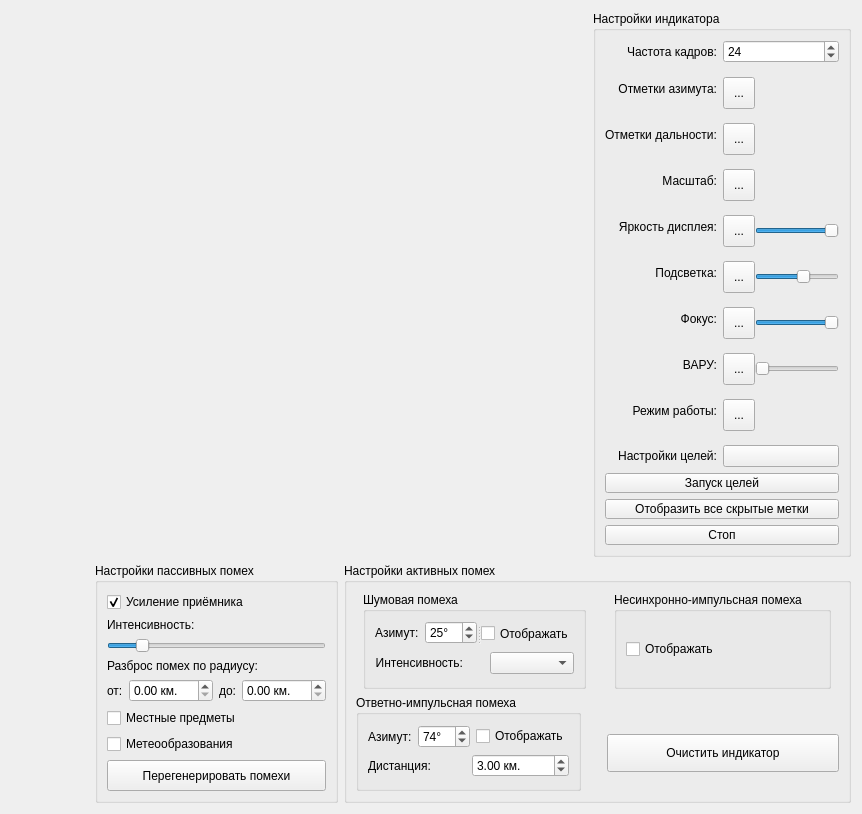
Qt form indicatordrl.ui (oln0ry/IKO) before a commit.
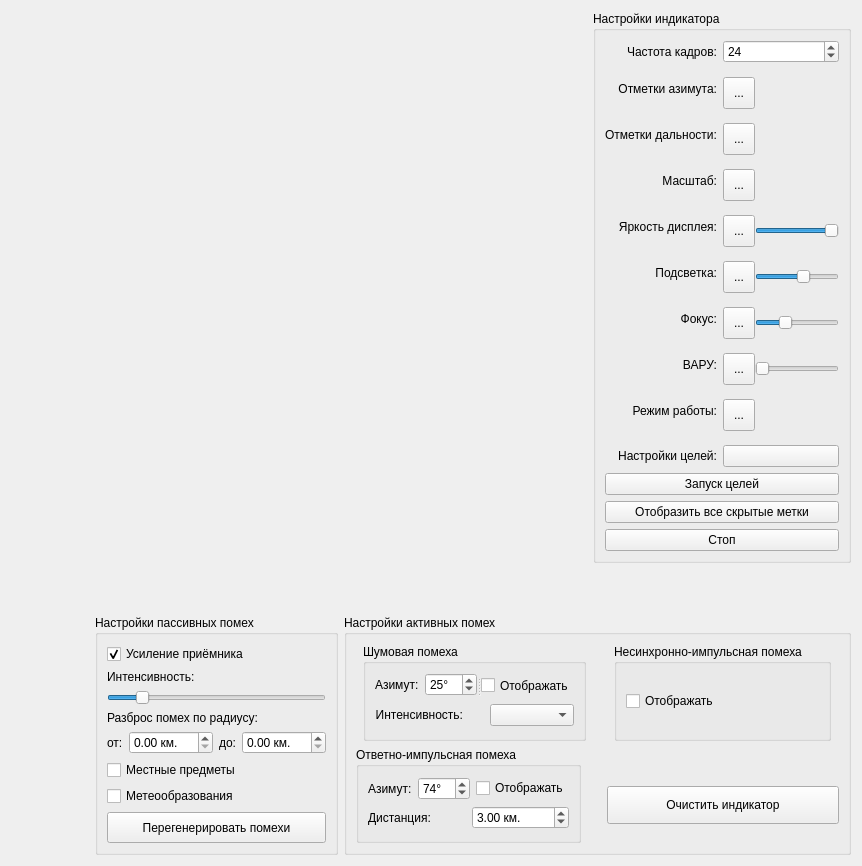
The same form after that commit. Icons and pictures are not drawn. Custom widgets are drawn as their Qt base class.

What changed in the file:
```diff
--- a/indicatordrl.ui
+++ b/indicatordrl.ui
@@ -7,7 +7,7 @@
     <x>0</x>
     <y>0</y>
     <width>862</width>
-    <height>755</height>
+    <height>866</height>
    </rect>
   </property>
   <property name="windowTitle">
@@ -369,8 +369,11 @@
                   <property name="cursor">
                    <cursorShape>ArrowCursor</cursorShape>
                   </property>
+                  <property name="minimum">
+                   <number>1</number>
+                  </property>
                   <property name="maximum">
-                   <number>100</number>
+                   <number>300</number>
                   </property>
                   <property name="singleStep">
                    <number>1</number>
```
